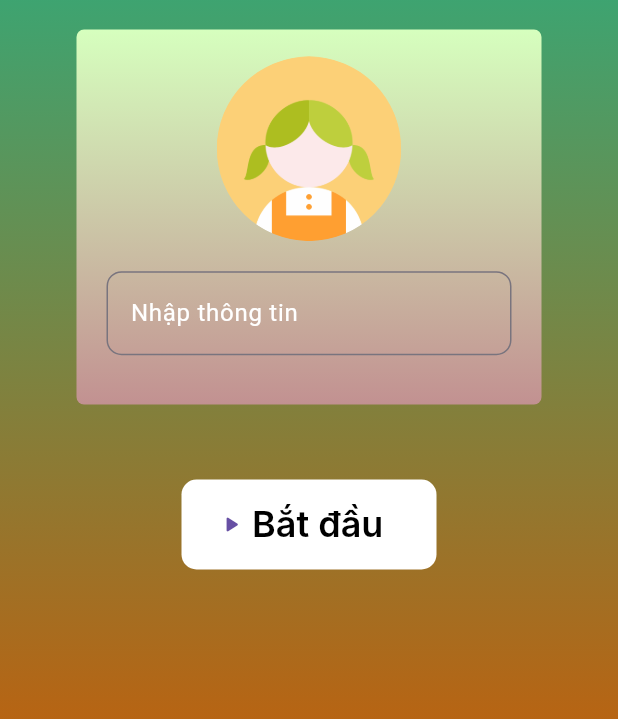
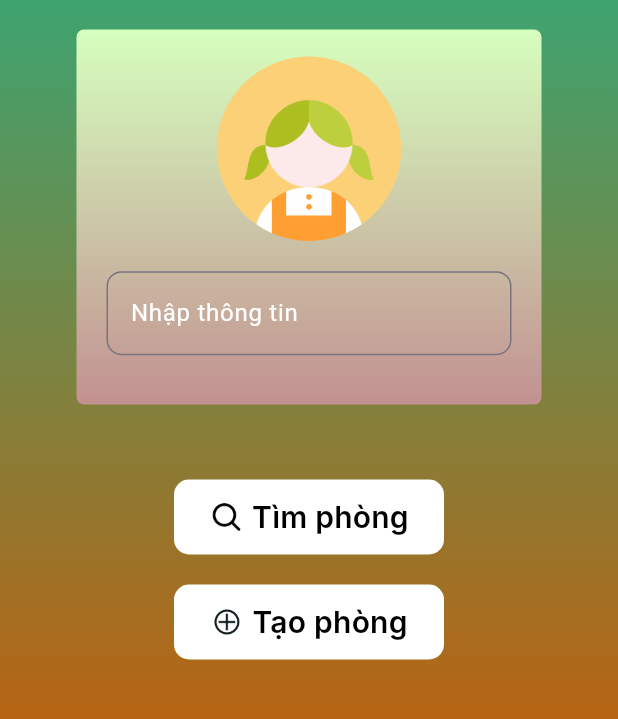
Before and after one commit to nguyencongtu2004/Funny-Drawing, a Flutter app: the screen it shows after launch, on a phone screen of 412 x 824 dp, the part 368-1087 px from its top. Run offline on Flutter 3.47's test engine with Material 3 defaults, Android fonts, the phone set to English and light mode, and no system bars; Roboto replaces fonts that are missing (Inter).

Commit message:
thêm màn hình tìm phòng và mở link khi ấn liên hệ

```diff
--- a/lib/Screen/home_page.dart
+++ b/lib/Screen/home_page.dart
@@ -1,5 +1,7 @@
+import 'package:draw_and_guess_promax/Screen/find_room.dart';
 import 'package:draw_and_guess_promax/Screen/information.dart';
 import 'package:draw_and_guess_promax/Screen/more_drawer.dart';
+import 'package:draw_and_guess_promax/Widget/Button.dart';
 import 'package:flutter/material.dart';
 
 class HomePage extends StatelessWidget {
@@ -7,12 +9,6 @@ class HomePage extends StatelessWidget {
 
   // Khai báo một TextEditingController để lưu giữ nội dung của trường nhập văn bản
   final TextEditingController _textEditingController = TextEditingController();
-
-  // Hàm để in tên ra console
-  void _printName() {
-    String name = _textEditingController.text;
-    print('Tên: $name');
-  }
 
   void _onMoreClick(context) {
     // Xử lý khi nút more được nhấn
@@ -24,6 +20,18 @@ class HomePage extends StatelessWidget {
     // Xử lý khi nút information được nhấn
     Navigator.of(context)
         .push(MaterialPageRoute(builder: (ctx) => const Information()));
+  }
+
+  void _findRoomClick(context) {
+    String name = _textEditingController.text;
+    print('Tên: $name');
+    Navigator.of(context)
+        .push(MaterialPageRoute(builder: (ctx) => const FindRoom()));
+  }
+
+  void _createRoomClick(context) {
+    String name = _textEditingController.text;
+    print('Tên: $name');
   }
 
   @override
@@ -130,31 +138,22 @@ class HomePage extends StatelessWidget {
             ),
           ),
           const SizedBox(height: 50),
-          ElevatedButton(
-            onPressed:
-                _printName, // Gọi hàm để in tên ra console khi nút được nhấn
-            style: ElevatedButton.styleFrom(
-              fixedSize: const Size(170, 60),
-              backgroundColor: const Color.fromARGB(255, 255, 255, 255),
-              shadowColor: const Color.fromARGB(0, 0, 0, 0),
-              surfaceTintColor: const Color.fromARGB(0, 0, 0, 0),
-              shape: const RoundedRectangleBorder(
-                borderRadius: BorderRadius.all(Radius.circular(10)),
+          Column(
+            mainAxisAlignment: MainAxisAlignment.spaceEvenly,
+            mainAxisSize: MainAxisSize.min,
+            children: [
+              Button(
+                onClick: _findRoomClick,
+                imageAsset: 'assets/images/search.png',
+                title: 'Tìm phòng',
               ),
-            ),
-            child: Row(
-              children: [
-                const Icon(Icons.play_arrow_rounded),
-                const SizedBox(width: 5),
-                Text(
-                  'Bắt đầu',
-                  style: Theme.of(context)
-                      .textTheme
-                      .titleLarge!
-                      .copyWith(color: Colors.black),
-                ),
-              ],
-            ),
+              const SizedBox(height: 20),
+              Button(
+                onClick: _createRoomClick,
+                imageAsset: 'assets/images/plus.png',
+                title: 'Tạo phòng',
+              ),
+            ],
           )
         ],
       ),
--- /dev/null
+++ b/lib/Widget/Button.dart
@@ -0,0 +1,52 @@
+import 'package:flutter/material.dart';
+
+class Button extends StatelessWidget {
+  const Button(
+      {super.key,
+      required this.onClick,
+      this.borderRadius = 10,
+      this.imageAsset,
+      this.title = 'Button'});
+
+  final void Function(BuildContext context) onClick;
+  final double borderRadius;
+  final String? imageAsset;
+  final String title;
+
+  @override
+  Widget build(BuildContext context) {
+    return ElevatedButton(
+      onPressed: () {
+        onClick(context);
+      },
+      style: ElevatedButton.styleFrom(
+        fixedSize: const Size(180, 50),
+        backgroundColor: const Color.fromARGB(255, 255, 255, 255),
+        shadowColor: const Color.fromARGB(0, 0, 0, 0),
+        surfaceTintColor: const Color.fromARGB(0, 0, 0, 0),
+        shape: RoundedRectangleBorder(
+          borderRadius: BorderRadius.all(Radius.circular(borderRadius)),
+        ),
+      ),
+      child: Row(
+        mainAxisSize: MainAxisSize.min,
+        children: [
+          if (imageAsset != null)
+            Image.asset(
+              imageAsset!,
+              height: 22,
+              width: 22,
+            ),
+          const SizedBox(width: 6),
+          Text(
+            title,
+            style: Theme.of(context)
+                .textTheme
+                .titleMedium!
+                .copyWith(color: Colors.black),
+          ),
+        ],
+      ),
+    );
+  }
+}
--- a/lib/main.dart
+++ b/lib/main.dart
@@ -1,8 +1,6 @@
+import 'package:draw_and_guess_promax/Screen/find_room.dart';
 import 'package:draw_and_guess_promax/Screen/home_page.dart';
-import 'package:draw_and_guess_promax/Screen/information.dart';
-import 'package:draw_and_guess_promax/Screen/more_drawer.dart';
 import 'package:flutter/material.dart';
-import 'package:draw_and_guess_promax/Screen/Drawing.dart';
 
 void main() {
   runApp(const MyApp());
@@ -24,6 +22,13 @@ class MyApp extends StatelessWidget {
             fontWeight: FontWeight.w600,
             height: 0,
           ),
+          titleMedium: const TextStyle(
+            color: Colors.white,
+            fontSize: 20,
+            fontFamily: 'Inter',
+            fontWeight: FontWeight.w600,
+            height: 0,
+          ),
           bodyMedium: const TextStyle(
             color: Colors.white,
             fontSize: 20,
@@ -31,7 +36,8 @@ class MyApp extends StatelessWidget {
             fontWeight: FontWeight.w300,
             height: 0,
           ),
-      )),
+        ),
+      ),
       home: Scaffold(
         body: HomePage(),
       ),
```
Also changed, not shown: lib/Screen/find_room.dart (added, +132 -0 lines), lib/Screen/more_drawer.dart (+18 -2 lines), lib/Widget/play_mode.dart (added, +99 -0 lines), pubspec.yaml (+10 -0 lines), assets/images/back.png (added), assets/images/invite.png (added), assets/images/lock.png (added), assets/images/play.png (added), assets/images/plus.png (added), assets/images/search.png (added), assets/images/tam_sao_that_ban_mode.png (added), assets/images/thuong_mode.png (added), assets/images/tuyet_tac_mode.png (added), pubspec.lock, 6 other files. Lines whose indentation alone changed are shown as unchanged.
